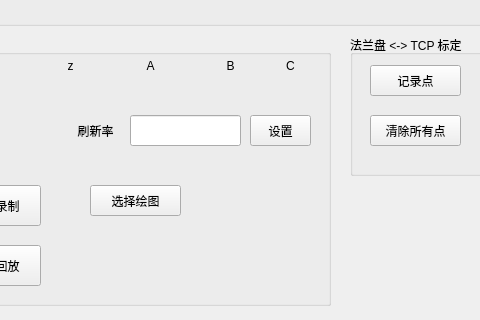
Old version of the form src/ui/main_window.ui in the repository h47vagary/vive_robot_calibration; both pictures show x 200 to 680 and y 455 to 775 of the 1182 by 775 pixel window.
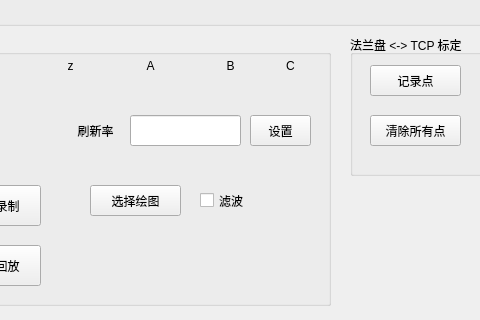
New version of the form.

```diff
--- a/src/ui/main_window.ui
+++ b/src/ui/main_window.ui
@@ -2181,6 +2181,19 @@
       <string>选择绘图</string>
      </property>
     </widget>
+    <widget class="QCheckBox" name="checkBox_filtering">
+     <property name="geometry">
+      <rect>
+       <x>390</x>
+       <y>150</y>
+       <width>81</width>
+       <height>31</height>
+      </rect>
+     </property>
+     <property name="text">
+      <string>滤波</string>
+     </property>
+    </widget>
    </widget>
    <widget class="QGroupBox" name="groupBox_flang2tcp_calib">
     <property name="geometry">
```
